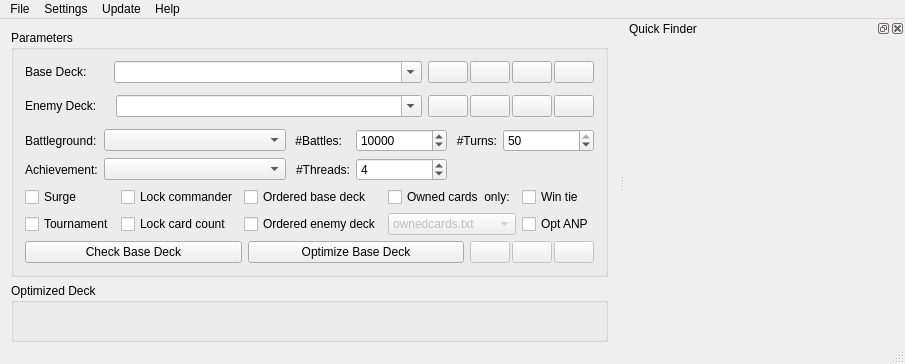
WarrantyVoid/tyrant-optimize-gui, file MainWindow.ui: the form before one commit.
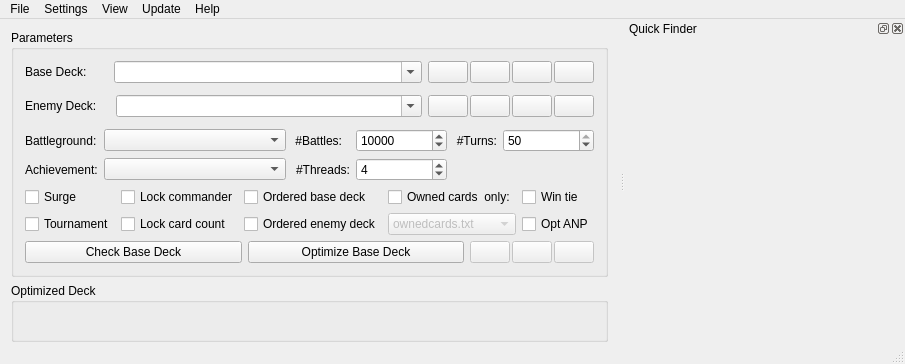
The form after the commit. Icons and pictures are not drawn. Custom widgets are drawn as their Qt base class.

Commit message:
Added toggle action for quick finder
Toggle quick finder via "View"->"Quick Finder"

Diff of the .ui file:
```diff
--- a/MainWindow.ui
+++ b/MainWindow.ui
@@ -6,7 +6,7 @@
    <rect>
     <x>0</x>
     <y>0</y>
-    <width>625</width>
+    <width>830</width>
     <height>364</height>
    </rect>
   </property>
@@ -811,7 +811,7 @@
     <rect>
      <x>0</x>
      <y>0</y>
-     <width>625</width>
+     <width>830</width>
      <height>21</height>
     </rect>
    </property>
@@ -846,8 +846,14 @@
     <addaction name="updateXmlAction"/>
     <addaction name="updateOwnedCardsAction"/>
    </widget>
+   <widget class="QMenu" name="menuView">
+    <property name="title">
+     <string>View</string>
+    </property>
+   </widget>
    <addaction name="parameterMenu"/>
    <addaction name="menuSettings"/>
+   <addaction name="menuView"/>
    <addaction name="menuUpdate"/>
    <addaction name="menuHelp"/>
   </widget>
```
The commit also changes 1 other file.
